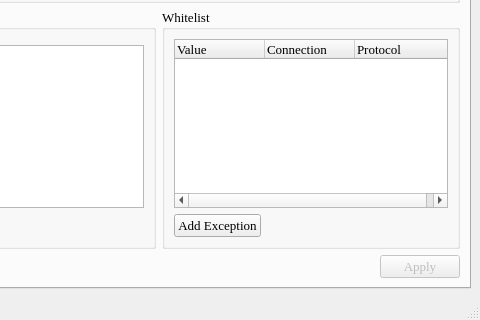
Qt form pgl/pgl-gui.qt/ui/main_window.ui (okyes/peerguardian) before a commit; both pictures show x 162 to 642 and y 220 to 540 of the 642 by 540 pixel window.
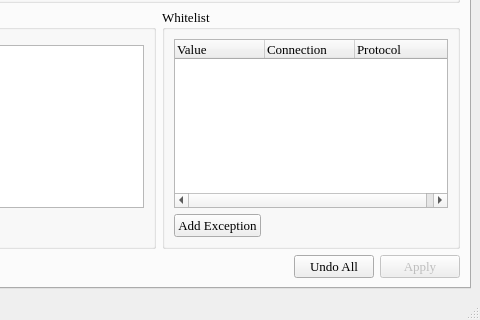
The same form after that commit. Icons and pictures are not drawn.

Commit message: Added "Undo All" button, that doesn't do anything for now.

What changed in the file:
```diff
--- a/pgl/pgl-gui.qt/ui/main_window.ui
+++ b/pgl/pgl-gui.qt/ui/main_window.ui
@@ -792,6 +792,13 @@
             </property>
            </spacer>
           </item>
+          <item>
+           <widget class="QPushButton" name="pushButton_2">
+            <property name="text">
+             <string>Undo All</string>
+            </property>
+           </widget>
+          </item>
           <item>
            <widget class="QPushButton" name="m_ApplyButton">
             <property name="enabled">
```
